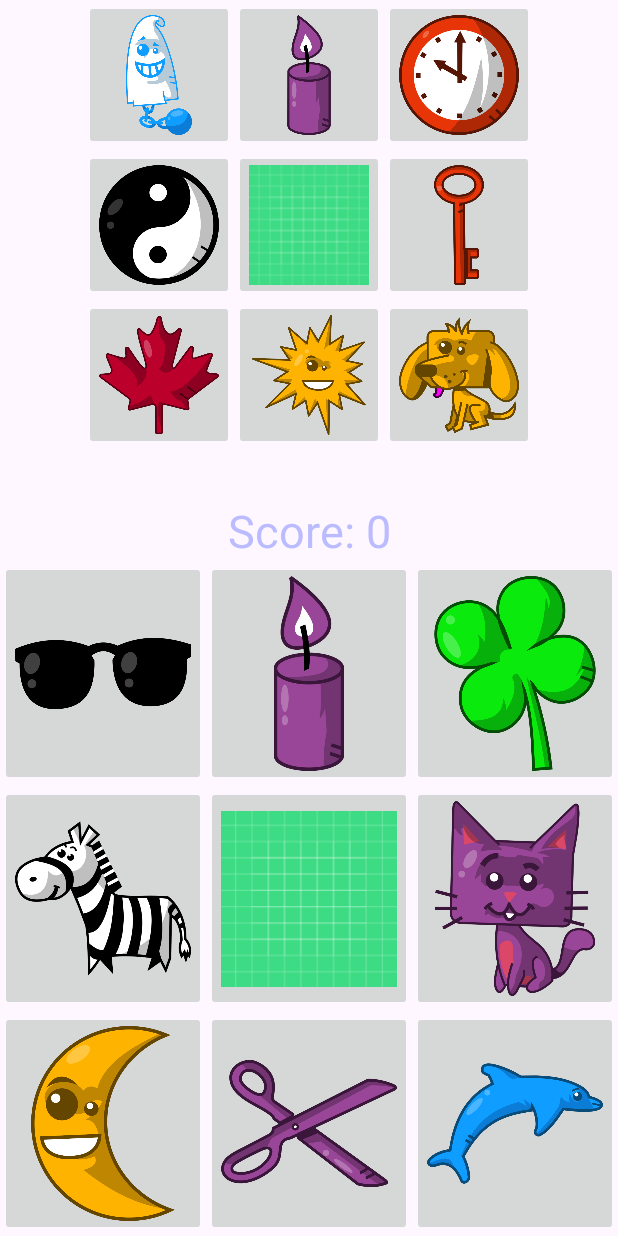
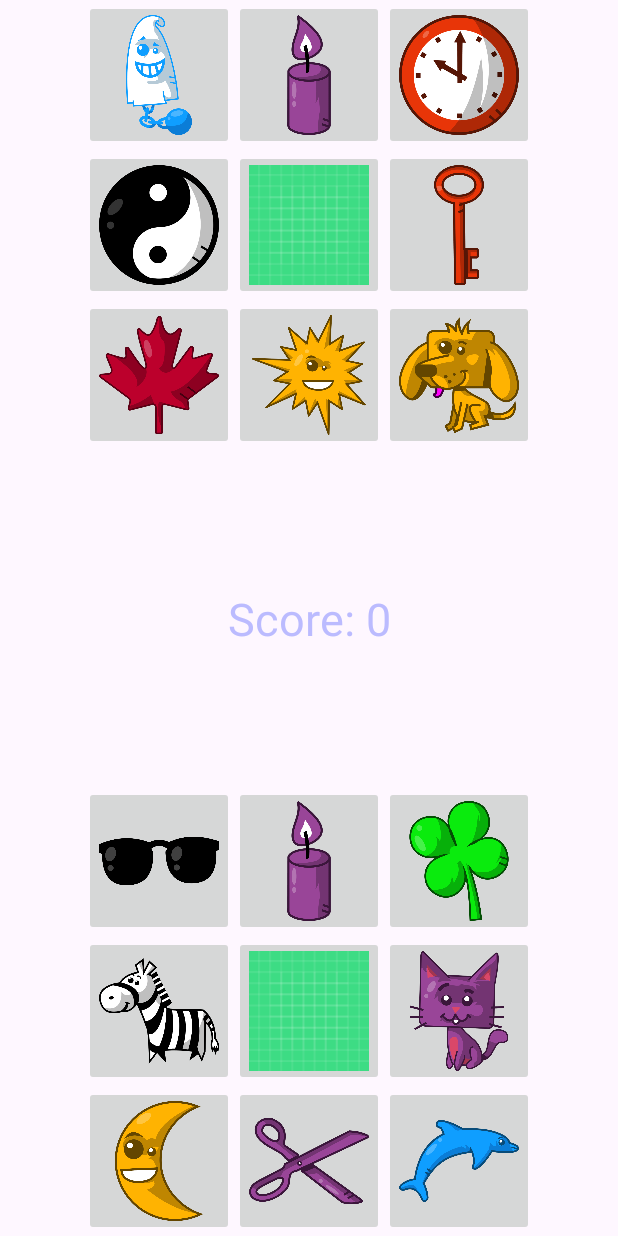
Before and after one commit to UnknownGamerYT/DreamTeam, an Android app: the game_activity screen opened directly, with no data from a screen before it, on a phone screen of 412 x 824 dp. Run offline under Robolectric (Android 15) with nearby library versions, the phone set to English and light mode, and no system bars.

Commit message:
xml update

```diff
--- a/app/src/main/res/layout/game_activity.xml
+++ b/app/src/main/res/layout/game_activity.xml
@@ -105,7 +105,7 @@
         android:orientation="horizontal"
         app:layout_constraintEnd_toEndOf="parent"
         app:layout_constraintStart_toStartOf="parent"
-        app:layout_constraintTop_toBottomOf="@id/linearLayout2">
+        app:layout_constraintTop_toBottomOf="@+id/linearLayout2">
 
         <ImageButton
             android:id="@+id/imageButton16"
@@ -155,8 +155,8 @@
 
         <ImageButton
             android:id="@+id/imageButton"
-            android:layout_width="150dp"
-            android:layout_height="150dp"
+            android:layout_width="100dp"
+            android:layout_height="100dp"
             android:layout_weight="1"
             android:adjustViewBounds="true"
             android:contentDescription="Picture 1 button"
@@ -167,8 +167,8 @@
 
         <ImageButton
             android:id="@+id/imageButton2"
-            android:layout_width="150dp"
-            android:layout_height="150dp"
+            android:layout_width="100dp"
+            android:layout_height="100dp"
             android:layout_weight="1"
             android:adjustViewBounds="true"
             android:contentDescription="Picture 2 button"
@@ -179,8 +179,8 @@
 
         <ImageButton
             android:id="@+id/imageButton3"
-            android:layout_width="150dp"
-            android:layout_height="150dp"
+            android:layout_width="100dp"
+            android:layout_height="100dp"
             android:layout_weight="1"
             android:contentDescription="Picture 3 button"
             android:onClick="onClick"
@@ -196,28 +196,26 @@
         android:layout_width="wrap_content"
         android:layout_height="wrap_content"
         android:orientation="horizontal"
-        tools:layout_editor_absoluteX="75dp"
-        tools:layout_editor_absoluteY="607dp"
         app:layout_constraintEnd_toEndOf="parent"
         app:layout_constraintStart_toStartOf="parent"
         app:layout_constraintTop_toBottomOf="@id/linearLayout4">
 
         <ImageButton
             android:id="@+id/imageButton4"
-            android:layout_width="150dp"
-            android:layout_height="150dp"
+            android:layout_width="100dp"
+            android:layout_height="100dp"
             android:layout_weight="1"
+            android:adjustViewBounds="true"
             android:contentDescription="Picture 4 button"
             android:onClick="onClick"
             android:padding="10dp"
             android:scaleType="fitCenter"
-            android:adjustViewBounds="true"
             android:src="@drawable/skull" />
 
         <ImageButton
             android:id="@+id/imageButton5"
-            android:layout_width="150dp"
-            android:layout_height="150dp"
+            android:layout_width="100dp"
+            android:layout_height="100dp"
             android:layout_weight="1"
             android:adjustViewBounds="true"
             android:contentDescription="Picture 5 button"
@@ -225,16 +223,17 @@
             android:padding="10dp"
             android:scaleType="fitCenter"
             android:src="@drawable/ic_launcher_background" />
+
         <ImageButton
             android:id="@+id/imageButton6"
-            android:layout_width="150dp"
-            android:layout_height="150dp"
+            android:layout_width="100dp"
+            android:layout_height="100dp"
             android:layout_weight="1"
+            android:adjustViewBounds="true"
             android:contentDescription="Picture 6 button"
             android:onClick="onClick"
             android:padding="10dp"
             android:scaleType="fitCenter"
-            android:adjustViewBounds="true"
             android:src="@drawable/igloo" />
     </LinearLayout>
 
@@ -246,42 +245,42 @@
         app:layout_constraintBottom_toBottomOf="parent"
         app:layout_constraintEnd_toEndOf="parent"
         app:layout_constraintStart_toStartOf="parent"
-        app:layout_constraintTop_toBottomOf="@id/linearLayout5">
+        app:layout_constraintTop_toBottomOf="@+id/linearLayout5">
 
         <ImageButton
             android:id="@+id/imageButton7"
-            android:layout_width="150dp"
-            android:layout_height="150dp"
+            android:layout_width="100dp"
+            android:layout_height="100dp"
             android:layout_weight="1"
+            android:adjustViewBounds="true"
             android:contentDescription="Picture 6 button"
             android:onClick="onClick"
             android:padding="10dp"
             android:scaleType="fitCenter"
-            android:adjustViewBounds="true"
             app:srcCompat="@drawable/icecube" />
 
         <ImageButton
             android:id="@+id/imageButton8"
-            android:layout_width="150dp"
-            android:layout_height="150dp"
+            android:layout_width="100dp"
+            android:layout_height="100dp"
             android:layout_weight="1"
-                android:contentDescription="Picture 6 button"
+            android:adjustViewBounds="true"
+            android:contentDescription="Picture 6 button"
             android:onClick="onClick"
             android:padding="10dp"
             android:scaleType="fitCenter"
-            android:adjustViewBounds="true"
             app:srcCompat="@drawable/ladybug" />
 
         <ImageButton
             android:id="@+id/imageButton9"
-            android:layout_width="150dp"
-            android:layout_height="150dp"
+            android:layout_width="100dp"
+            android:layout_height="100dp"
             android:layout_weight="1"
+            android:adjustViewBounds="true"
             android:contentDescription="Picture 9 button"
             android:onClick="onClick"
             android:padding="10dp"
             android:scaleType="fitCenter"
-            android:adjustViewBounds="true"
             app:srcCompat="@drawable/eye" />
     </LinearLayout>
 
@@ -294,6 +293,7 @@
         android:textSize="30sp"
         app:layout_constraintBottom_toTopOf="@id/linearLayout4"
         app:layout_constraintEnd_toEndOf="parent"
-        app:layout_constraintStart_toStartOf="parent" />
+        app:layout_constraintStart_toStartOf="parent"
+        app:layout_constraintTop_toBottomOf="@+id/linearLayout3" />
 
 </androidx.constraintlayout.widget.ConstraintLayout>
```
